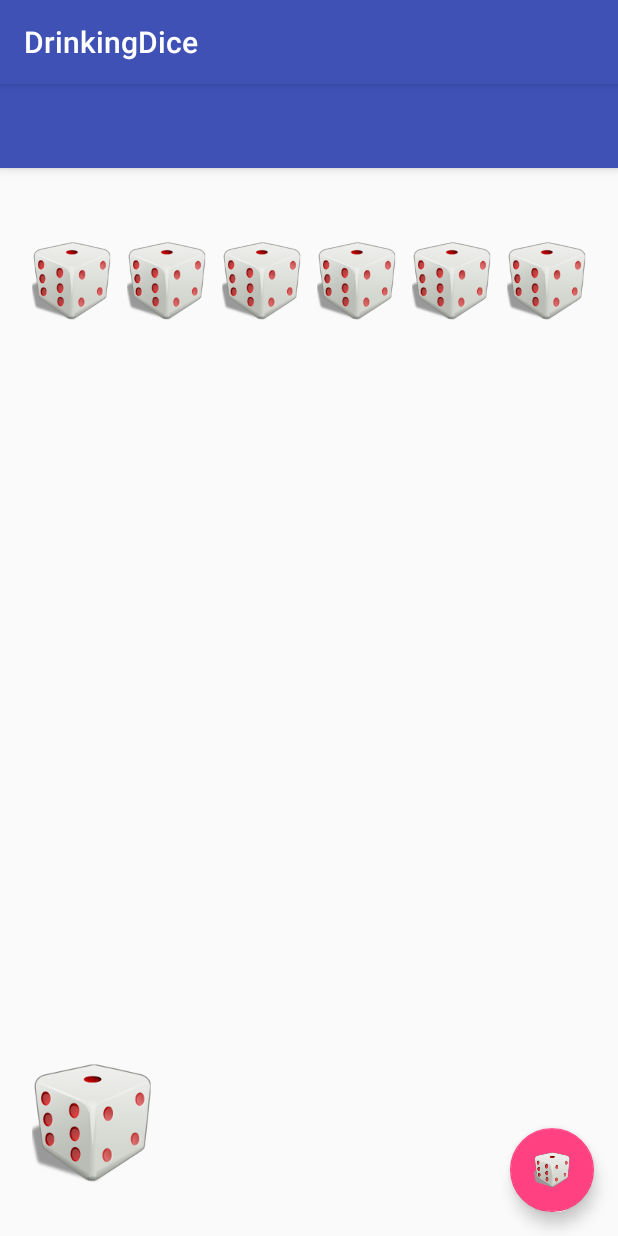
After one commit to dsill/mob-dev, an Android app: the oneFourTwentyFour screen opened directly, with no data from a screen before it, on a phone screen of 412 x 824 dp. The commit adds this screen. Run offline under Robolectric (Android 15) with nearby library versions, the phone set to English and light mode, and no system bars.

Commit message:
addded beginning of 1-4-24

```diff
--- a/AlwaysSolved/DrinkingDice/app/src/main/java/com/alwayssolved/drinkingdice/Game_mainMenu.java
+++ b/AlwaysSolved/DrinkingDice/app/src/main/java/com/alwayssolved/drinkingdice/Game_mainMenu.java
@@ -21,11 +21,11 @@ public class Game_mainMenu extends AppCompatActivity {
 
         switch(view.getId())
         {
-            case R.id.btn_Game_oneDice:
-                intent = new Intent(this, Game_oneDice.class);
-                break;
             case R.id.btn_Game_twoDice:
                 intent = new Intent(this, Game_twoDice.class);
+                break;
+            case R.id.btn_Game_oneFourTwentyFour:
+                intent = new Intent(this, oneFourTwentyFour.class);
                 break;
             default:
                 throw new RuntimeException("Invalid button ID");
--- /dev/null
+++ b/AlwaysSolved/DrinkingDice/app/src/main/java/com/alwayssolved/drinkingdice/oneFourTwentyFour.java
@@ -0,0 +1,289 @@
+package com.alwayssolved.drinkingdice;
+
+import android.graphics.Color;
+import android.graphics.PorterDuff;
+import android.media.AudioManager;
+import android.media.SoundPool;
+import android.os.Handler;
+import android.os.Message;
+import android.support.v7.app.AppCompatActivity;
+import android.os.Bundle;
+import android.view.View;
+import android.widget.ImageView;
+
+import java.util.HashMap;
+import java.util.Random;
+import java.util.Timer;
+import java.util.TimerTask;
+
+
+public class oneFourTwentyFour extends AppCompatActivity {
+    int qtyDice = 6;                //# of dice required for this game
+    int qtyPlayers = 4;             //# of players
+    int currentPlayer = 1;          //current player
+
+    int isQualifiedOne = 0;         //0 if "One" is not locked yet
+    int isQualifiedFour = 0;        //0 if "Four" is not locked yet
+
+    int qtyPrevLocked = 0;          //qty dice locked as of last roll
+    int qtyCurrLocked = 0;          //qty dice locked currently
+
+    boolean isFirstRoll = true;     //set to false after first roll
+    boolean rollContinue = true;    //roll validated and may continue
+    String rollError = "";          //roll validation error
+
+    ImageView dicePicture1;		    //reference to dice picture
+    ImageView dicePicture2;		    //reference to dice picture
+    ImageView dicePicture3;		    //reference to dice picture
+    ImageView dicePicture4;		    //reference to dice picture
+    ImageView dicePicture5;		    //reference to dice picture
+    ImageView dicePicture6;		    //reference to dice picture
+    ImageView dicePicture;
+    Random rng = new Random();	    //generate random numbers
+    SoundPool dice_sound = new SoundPool(1, AudioManager.STREAM_MUSIC, 0);
+    int sound_id;		            //Used to control sound stream return by SoundPool
+    Handler handler;	            //Post message to start roll
+    Timer timer = new Timer();	    //Used to implement feedback to user
+    boolean rolling = false;		//Is die rolling?
+    boolean turnStarted = false;	//has the user started their turn
+
+    HashMap<Integer, Integer> diceImages = new HashMap<>();
+    HashMap<Integer, Integer> playerScores = new HashMap<>();
+
+    @Override
+    protected void onCreate(Bundle savedInstanceState) {
+        super.onCreate(savedInstanceState);
+        setContentView(R.layout.activity_one_four_twenty_four);
+
+        //load dice sound
+        sound_id = dice_sound.load(this, R.raw.shake_dice, 1);
+
+        //create hashMap of dice sides
+        diceImages.put(1, R.drawable.one);
+        diceImages.put(2, R.drawable.two);
+        diceImages.put(3, R.drawable.three);
+        diceImages.put(4, R.drawable.four);
+        diceImages.put(5, R.drawable.five);
+        diceImages.put(6, R.drawable.six);
+
+        for (int i = 1; i <= qtyPlayers; i++) {
+            playerScores.put(i, 0);
+        }
+
+        dicePicture1 = (ImageView) findViewById(R.id.imageView1);
+        dicePicture2 = (ImageView) findViewById(R.id.imageView2);
+        dicePicture3 = (ImageView) findViewById(R.id.imageView3);
+        dicePicture4 = (ImageView) findViewById(R.id.imageView4);
+        dicePicture5 = (ImageView) findViewById(R.id.imageView5);
+        dicePicture6 = (ImageView) findViewById(R.id.imageView6);
+
+        dicePicture1.setClickable(false);
+        dicePicture2.setClickable(false);
+        dicePicture3.setClickable(false);
+        dicePicture4.setClickable(false);
+        dicePicture5.setClickable(false);
+        dicePicture6.setClickable(false);
+
+        //link handler to callback
+        handler = new Handler(callback);
+    }
+
+
+    //User clicked dice, lets start
+    public void HandleDiceClick(View v) {
+        if(!rolling) {
+            dicePicture = (ImageView) findViewById(v.getId());
+
+            if (!dicePicture.isSelected()) {
+                dicePicture.setColorFilter(Color.LTGRAY, PorterDuff.Mode.MULTIPLY);
+                dicePicture.setSelected(true);
+            }
+            else {
+                if(dicePicture.isClickable()) {
+                    dicePicture.setColorFilter(null);
+                    dicePicture.setSelected(false);
+                }
+            }
+        }
+    }
+
+    //User clicked roll button, lets start
+    public void HandleRollClick(View v) {
+
+        //TODO: register values of selected dice
+        //TODO: set "qualified" values
+        //TODO: check if all dice have been locked and then register total score
+
+        //make sure at least one die was selected if not first roll
+        if(!isFirstRoll) {
+            checkQtyLocked();
+        }
+        else {
+            //turn has started so make dice clickable
+            dicePicture1.setClickable(true);
+            dicePicture2.setClickable(true);
+            dicePicture3.setClickable(true);
+            dicePicture4.setClickable(true);
+            dicePicture5.setClickable(true);
+            dicePicture6.setClickable(true);
+
+            //first roll completed
+            isFirstRoll = false;
+        }
+
+        if(rollContinue) {
+            if (!rolling) {
+                if (!dicePicture1.isSelected()) {
+                    //Show rolling image
+                    dicePicture1.setImageResource(R.drawable.dice3droll);
+                    rolling = true;
+                } else {
+                    //do not allow more clicks on this die
+                    dicePicture1.setClickable(false);
+                }
+
+                if (!dicePicture2.isSelected()) {
+                    //Show rolling image
+                    dicePicture2.setImageResource(R.drawable.dice3droll);
+                    rolling = true;
+                } else {
+                    //do not allow more clicks on this die
+                    dicePicture2.setClickable(false);
+                }
+
+                if (!dicePicture3.isSelected()) {
+                    //Show rolling image
+                    dicePicture3.setImageResource(R.drawable.dice3droll);
+                    rolling = true;
+                } else {
+                    //do not allow more clicks on this die
+                    dicePicture3.setClickable(false);
+                }
+
+                if (!dicePicture4.isSelected()) {
+                    //Show rolling image
+                    dicePicture4.setImageResource(R.drawable.dice3droll);
+                    rolling = true;
+                } else {
+                    //do not allow more clicks on this die
+                    dicePicture4.setClickable(false);
+                }
+
+                if (!dicePicture5.isSelected()) {
+                    //Show rolling image
+                    dicePicture5.setImageResource(R.drawable.dice3droll);
+                    rolling = true;
+                } else {
+                    //do not allow more clicks on this die
+                    dicePicture5.setClickable(false);
+                }
+
+                if (!dicePicture6.isSelected()) {
+                    //Show rolling image
+                    dicePicture6.setImageResource(R.drawable.dice3droll);
+                    rolling = true;
+                } else {
+                    //do not allow more clicks on this die
+                    dicePicture6.setClickable(false);
+                }
+
+                if (rolling) {
+                    //Start rolling sound
+                    dice_sound.play(sound_id, 1.0f, 1.0f, 0, 0, 1.0f);
+
+                    //Pause to allow image to update
+                    timer.schedule(new Roll(), 600);
+                }
+            }
+        }
+        else {
+            //TODO: display error message [rollError]
+        }
+    }
+
+
+    //User clicked roll button, lets start
+    public void checkQtyLocked() {
+        qtyCurrLocked = 0;
+
+        if(dicePicture1.isSelected()){qtyCurrLocked++;}
+        if(dicePicture2.isSelected()){qtyCurrLocked++;}
+        if(dicePicture3.isSelected()){qtyCurrLocked++;}
+        if(dicePicture4.isSelected()){qtyCurrLocked++;}
+        if(dicePicture5.isSelected()){qtyCurrLocked++;}
+        if(dicePicture6.isSelected()){qtyCurrLocked++;}
+
+        if(qtyCurrLocked > qtyPrevLocked){
+            qtyPrevLocked = qtyCurrLocked;
+            rollContinue = true;
+        }
+        else {
+            rollContinue = false;
+            rollError = "At least one die must be selected...";
+        }
+    }
+
+    //When pause completed message sent to callback
+    class Roll extends TimerTask {
+        public void run() {
+            handler.sendEmptyMessage(0);
+
+        }
+    }
+
+    //Receives message from timer to start dice roll
+    Handler.Callback callback = new Handler.Callback() {
+        public boolean handleMessage(Message msg) {
+            //Get roll result
+            //nextInt starts at 0 hence + 1
+            if (!dicePicture1.isSelected()) {
+                //Show roll result
+                dicePicture1.setImageResource(diceImages.get(rng.nextInt(6) + 1));
+            }
+
+            if (!dicePicture2.isSelected()) {
+                //Show roll result
+                dicePicture2.setImageResource(diceImages.get(rng.nextInt(6) + 1));
+            }
+
+            if (!dicePicture3.isSelected()) {
+                //Show roll result
+                dicePicture3.setImageResource(diceImages.get(rng.nextInt(6) + 1));
+            }
+
+            if (!dicePicture4.isSelected()) {
+                //Show roll result
+                dicePicture4.setImageResource(diceImages.get(rng.nextInt(6) + 1));
+            }
+
+            if (!dicePicture5.isSelected()) {
+                //Show roll result
+                dicePicture5.setImageResource(diceImages.get(rng.nextInt(6) + 1));
+            }
+
+            if (!dicePicture6.isSelected()) {
+                //Show roll result
+                dicePicture6.setImageResource(diceImages.get(rng.nextInt(6) + 1));
+            }
+
+            rolling = false;	//user can press again
+            return true;
+        }
+    };
+
+    //User clicked submit button
+    public void HandleSubmitScore(View v) {
+        //TODO: save score if qualified
+    }
+
+    //Clean up
+    @Override
+    protected void onPause() {
+        super.onPause();
+        dice_sound.pause(sound_id);
+    }
+    protected void onDestroy() {
+        super.onDestroy();
+        timer.cancel();
+    }
+}
--- a/AlwaysSolved/DrinkingDice/app/src/main/res/layout/activity_game_two_dice.xml
+++ b/AlwaysSolved/DrinkingDice/app/src/main/res/layout/activity_game_two_dice.xml
@@ -24,12 +24,12 @@
     <include layout="@layout/content_game_two_dice" />
 
     <android.support.design.widget.FloatingActionButton
-        android:id="@+id/fab"
+        android:id="@+id/fabDiceRoll"
         android:layout_width="wrap_content"
         android:layout_height="wrap_content"
         android:layout_gravity="bottom|end"
         android:layout_margin="@dimen/fab_margin"
-        android:src="@android:drawable/ic_dialog_email"
+        android:src="@drawable/dice3droll"
         android:onClick="HandleRollClick" />
 
 </android.support.design.widget.CoordinatorLayout>
--- /dev/null
+++ b/AlwaysSolved/DrinkingDice/app/src/main/res/layout/activity_one_four_twenty_four.xml
@@ -0,0 +1,36 @@
+<?xml version="1.0" encoding="utf-8"?>
+
+    <android.support.design.widget.CoordinatorLayout xmlns:android="http://schemas.android.com/apk/res/android"
+        xmlns:app="http://schemas.android.com/apk/res-auto"
+        xmlns:tools="http://schemas.android.com/tools"
+        android:layout_width="match_parent"
+        android:layout_height="match_parent"
+        android:fitsSystemWindows="true"
+        tools:context="com.alwayssolved.drinkingdice.oneFourTwentyFour">
+
+        <android.support.design.widget.AppBarLayout
+            android:layout_width="match_parent"
+            android:layout_height="wrap_content"
+            android:theme="@style/AppTheme.AppBarOverlay">
+
+            <android.support.v7.widget.Toolbar
+                android:id="@+id/toolbar"
+                android:layout_width="match_parent"
+                android:layout_height="?attr/actionBarSize"
+                android:background="?attr/colorPrimary"
+                app:popupTheme="@style/AppTheme.PopupOverlay" />
+
+        </android.support.design.widget.AppBarLayout>
+
+        <include layout="@layout/content_one_four_twenty_four" />
+
+        <android.support.design.widget.FloatingActionButton
+            android:id="@+id/fabDiceRoll"
+            android:layout_width="wrap_content"
+            android:layout_height="wrap_content"
+            android:layout_gravity="bottom|end"
+            android:layout_margin="@dimen/fab_margin"
+            android:src="@drawable/dice3droll"
+            android:onClick="HandleRollClick" />
+
+    </android.support.design.widget.CoordinatorLayout>
--- a/AlwaysSolved/DrinkingDice/app/src/main/res/layout/content_game_two_dice.xml
+++ b/AlwaysSolved/DrinkingDice/app/src/main/res/layout/content_game_two_dice.xml
@@ -15,7 +15,6 @@
         android:layout_width="wrap_content"
         android:layout_height="wrap_content"
         android:onClick="HandleDiceClick"
-        android:longClickable="true"
         android:src="@drawable/dice3droll"
         android:layout_margin="5dp" />
 
@@ -23,7 +22,6 @@
         android:layout_width="wrap_content"
         android:layout_height="wrap_content"
         android:onClick="HandleDiceClick"
-        android:longClickable="true"
         android:src="@drawable/dice3droll"
         android:layout_margin="5dp" />
 
--- /dev/null
+++ b/AlwaysSolved/DrinkingDice/app/src/main/res/layout/content_one_four_twenty_four.xml
@@ -0,0 +1,104 @@
+<?xml version="1.0" encoding="utf-8"?>
+<RelativeLayout xmlns:android="http://schemas.android.com/apk/res/android"
+    xmlns:app="http://schemas.android.com/apk/res-auto"
+    xmlns:tools="http://schemas.android.com/tools"
+    android:layout_width="match_parent"
+    android:layout_height="match_parent"
+    android:paddingLeft="16dp"
+    android:paddingRight="16dp"
+    app:layout_behavior="@string/appbar_scrolling_view_behavior"
+    tools:showIn="@layout/activity_one_four_twenty_four"
+    android:paddingTop="30dp"
+    android:paddingBottom="30dp"
+    android:longClickable="false"
+    android:gravity="center_horizontal"
+    android:orientation="vertical">
+
+
+    <LinearLayout
+        android:layout_width="fill_parent"
+        android:layout_height="wrap_content"
+        android:orientation="horizontal"
+        android:layout_gravity="top|left"
+        android:layout_alignParentTop="true"
+        android:layout_alignParentLeft="true"
+        android:layout_alignParentStart="true">
+
+        <ImageView android:id="@+id/imageView1"
+            android:layout_width="wrap_content"
+            android:layout_height="wrap_content"
+            android:onClick="HandleDiceClick"
+            android:src="@drawable/dice3droll"
+            android:layout_margin="5dp"
+            android:contentDescription="Dice1"
+            android:layout_weight="1"  />
+
+
+        <ImageView android:id="@+id/imageView2"
+            android:layout_width="wrap_content"
+            android:layout_height="wrap_content"
+            android:onClick="HandleDiceClick"
+            android:src="@drawable/dice3droll"
+            android:layout_margin="5dp"
+            android:contentDescription="Dice2"
+            android:layout_weight="1" />
+
+        <ImageView android:id="@+id/imageView3"
+            android:layout_width="wrap_content"
+            android:layout_height="wrap_content"
+            android:onClick="HandleDiceClick"
+            android:src="@drawable/dice3droll"
+            android:layout_margin="5dp"
+            android:contentDescription="Dice3"
+            android:layout_weight="1" />
+
+        <ImageView android:id="@+id/imageView4"
+            android:layout_width="wrap_content"
+            android:layout_height="wrap_content"
+            android:onClick="HandleDiceClick"
+            android:src="@drawable/dice3droll"
+            android:layout_margin="5dp"
+            android:contentDescription="Dice4"
+            android:layout_weight="1" />
+
+        <ImageView android:id="@+id/imageView5"
+            android:layout_width="wrap_content"
+            android:layout_height="wrap_content"
+            android:onClick="HandleDiceClick"
+            android:src="@drawable/dice3droll"
+            android:layout_margin="5dp"
+            android:contentDescription="Dice5"
+            android:layout_weight="1" />
+
+        <ImageView android:id="@+id/imageView6"
+            android:layout_width="wrap_content"
+            android:layout_height="wrap_content"
+            android:onClick="HandleDiceClick"
+            android:src="@drawable/dice3droll"
+            android:layout_margin="5dp"
+            android:contentDescription="Dice6"
+            android:layout_weight="1" />
+
+    </LinearLayout>
+
+    <LinearLayout
+        android:layout_width="wrap_content"
+        android:layout_height="wrap_content"
+        android:orientation="horizontal"
+        android:layout_alignParentBottom="true"
+        android:layout_alignParentLeft="true"
+        android:layout_alignParentStart="true"
+        android:layout_gravity="center_horizontal">
+
+        <ImageView android:id="@+id/imageViewSubmit"
+            android:layout_width="wrap_content"
+            android:layout_height="wrap_content"
+            android:onClick="HandleSubmitScore"
+            android:src="@drawable/dice3droll"
+            android:layout_margin="5dp"
+            android:contentDescription="Submit"
+            android:layout_weight="1" />
+
+    </LinearLayout>
+
+</RelativeLayout>
--- a/AlwaysSolved/DrinkingDice/app/src/main/res/values/strings.xml
+++ b/AlwaysSolved/DrinkingDice/app/src/main/res/values/strings.xml
@@ -2,11 +2,12 @@
     <string name="app_name">DrinkingDice</string>
     <string name="action_settings">Settings</string>
     <string name="title_activity_main_activity">Menu</string>
-    <string name="title_activity_main_game_one_dice">MainGame_oneDice</string>
-    <string name="title_activity_main_game_two_dice">MainGame_twoDice</string>
     <string name="button_gameOne">One Die</string>
     <string name="button_gameTwo">Two Dice</string>
+    <string name="button_oneFourTwentyFour">1–4–24</string>
+    <string name="button_oneFourTwentyFour_done">Submit Score</string>
     <string name="title_activity_game_main_menu">Game_mainMenu</string>
     <string name="title_activity_game_one_dice">Game_oneDice</string>
     <string name="title_activity_game_two_dice">Game_twoDice</string>
+    <string name="title_activity_one_four_twenty_four">1–4–24</string>
 </resources>
```
Also changed, not shown: AlwaysSolved/DrinkingDice/app/src/main/java/com/alwayssolved/drinkingdice/Game_twoDice.java (+45 -32 lines), AlwaysSolved/DrinkingDice/app/src/main/res/layout/content_game_main_menu.xml (+7 -7 lines).
